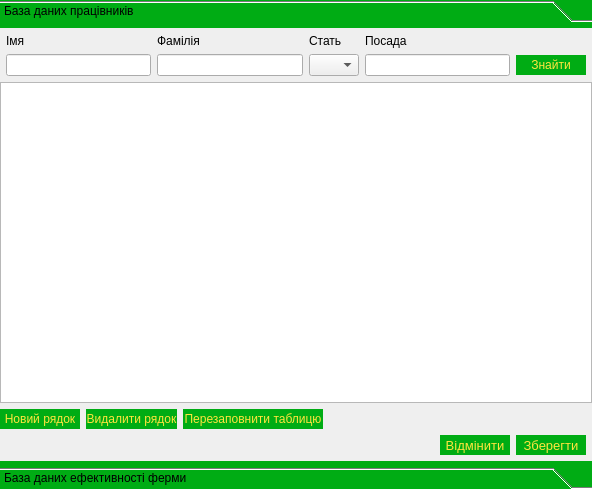
Old version of the form Automated_accounting_system_for_livestock_farms/show_database.ui in the repository Odavinh/star-qt.
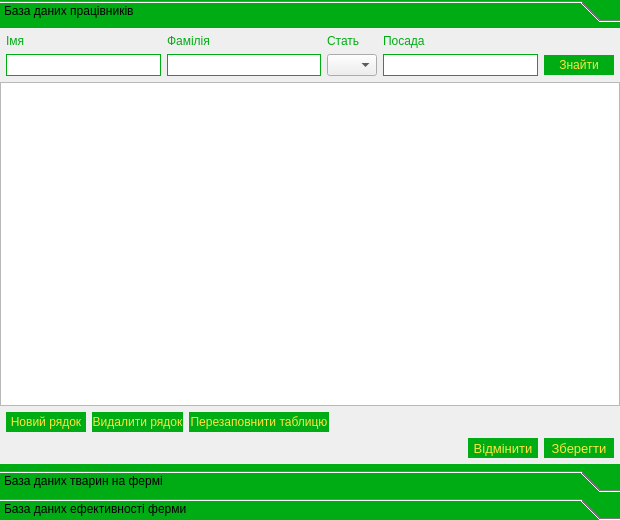
New version of the form. The open tabs and pages were chosen to show the change.

The edit to the form file:
```diff
--- a/Automated_accounting_system_for_livestock_farms/show_database.ui
+++ b/Automated_accounting_system_for_livestock_farms/show_database.ui
@@ -6,8 +6,8 @@
    <rect>
     <x>0</x>
     <y>0</y>
-    <width>592</width>
-    <height>489</height>
+    <width>620</width>
+    <height>520</height>
    </rect>
   </property>
   <property name="windowTitle">
@@ -46,7 +46,7 @@
 border:0px solid #FFFFFF;
 }</string>
      </property>
-     <property name="currentIndex">
+     <property name="lineWidth">
       <number>1</number>
      </property>
      <widget class="QWidget" name="Emploee">
@@ -54,8 +54,8 @@
        <rect>
         <x>0</x>
         <y>0</y>
-        <width>592</width>
-        <height>435</height>
+        <width>620</width>
+        <height>439</height>
        </rect>
       </property>
       <attribute name="label">
@@ -76,6 +76,9 @@
        </property>
        <item row="2" column="0">
         <layout class="QHBoxLayout" name="horizontalLayout_2">
+         <property name="leftMargin">
+          <number>6</number>
+         </property>
          <item>
           <widget class="QPushButton" name="add_row">
            <property name="minimumSize">
@@ -304,10 +307,42 @@
           <number>6</number>
          </property>
          <item row="1" column="0">
-          <widget class="QLineEdit" name="lineName"/>
+          <widget class="QLineEdit" name="lineName">
+           <property name="minimumSize">
+            <size>
+             <width>0</width>
+             <height>22</height>
+            </size>
+           </property>
+           <property name="styleSheet">
+            <string notr="true">QLineEdit{
+border:1px solid #00AC14;
+
+}
+QLineEdit:hover{
+border:2px solid #00AC14;
+}</string>
+           </property>
+          </widget>
          </item>
          <item row="1" column="4">
-          <widget class="QLineEdit" name="linePosition"/>
+          <widget class="QLineEdit" name="linePosition">
+           <property name="minimumSize">
+            <size>
+             <width>0</width>
+             <height>22</height>
+            </size>
+           </property>
+           <property name="styleSheet">
+            <string notr="true">QLineEdit{
+border:1px solid #00AC14;
+
+}
+QLineEdit:hover{
+border:2px solid #00AC14;
+}</string>
+           </property>
+          </widget>
          </item>
          <item row="1" column="5">
           <widget class="QPushButton" name="buttoSearch">
@@ -342,6 +377,9 @@
          </item>
          <item row="0" column="0">
           <widget class="QLabel" name="label_name">
+           <property name="styleSheet">
+            <string notr="true">color:#00AC14;</string>
+           </property>
            <property name="text">
             <string>Імя</string>
            </property>
@@ -349,16 +387,38 @@
          </item>
          <item row="0" column="2">
           <widget class="QLabel" name="label_surname">
+           <property name="styleSheet">
+            <string notr="true">color:#00AC14;</string>
+           </property>
            <property name="text">
             <string>Фамілія</string>
            </property>
           </widget>
          </item>
          <item row="1" column="2">
-          <widget class="QLineEdit" name="lineEditSurname"/>
+          <widget class="QLineEdit" name="lineEditSurname">
+           <property name="minimumSize">
+            <size>
+             <width>0</width>
+             <height>22</height>
+            </size>
+           </property>
+           <property name="styleSheet">
+            <string notr="true">QLineEdit{
+border:1px solid #00AC14;
+
+}
+QLineEdit:hover{
+border:2px solid #00AC14;
+}</string>
+           </property>
+          </widget>
          </item>
          <item row="0" column="4">
           <widget class="QLabel" name="label_position">
+           <property name="styleSheet">
+            <string notr="true">color:#00AC14;</string>
+           </property>
            <property name="text">
             <string>Посада</string>
            </property>
@@ -376,6 +436,9 @@
          </item>
          <item row="0" column="3">
           <widget class="QLabel" name="label_Gender">
+           <property name="styleSheet">
+            <string notr="true">color:#00AC14;</string>
+           </property>
            <property name="text">
             <string>Стать</string>
            </property>
@@ -385,6 +448,11 @@
        </item>
       </layout>
      </widget>
+     <widget class="QWidget" name="Enimals">
+      <attribute name="label">
+       <string>База даних тварин на фермі</string>
+      </attribute>
+     </widget>
      <widget class="QWidget" name="Statistics">
       <property name="geometry">
        <rect>
```
Left out of the diff: 7 changed lines with no effect on the pictures.
